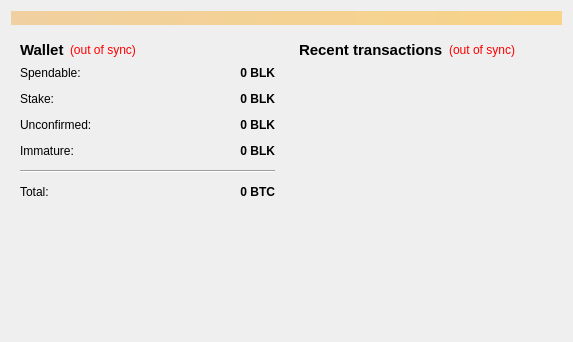
First picture: the form in src/qt/forms/overviewpage.ui, repository batjorge/batjorge-test, before the edit.
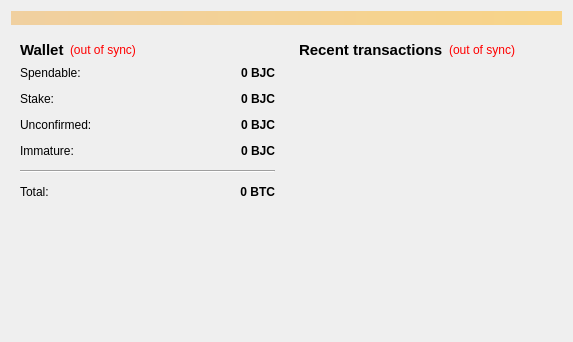
Second picture: the form after the edit.

```diff
--- a/src/qt/forms/overviewpage.ui
+++ b/src/qt/forms/overviewpage.ui
@@ -118,7 +118,7 @@
                <string>Your current spendable balance</string>
               </property>
               <property name="text">
-               <string notr="true">0 BLK</string>
+               <string notr="true">0 BJC</string>
               </property>
               <property name="alignment">
                <set>Qt::AlignRight|Qt::AlignTrailing|Qt::AlignVCenter</set>
@@ -150,7 +150,7 @@
                <string>Total of coins that was staked, and do not yet count toward the current balance</string>
               </property>
               <property name="text">
-               <string notr="true">0 BLK</string>
+               <string notr="true">0 BJC</string>
               </property>
               <property name="alignment">
                <set>Qt::AlignRight|Qt::AlignTrailing|Qt::AlignVCenter</set>
@@ -182,7 +182,7 @@
                <string>Total of transactions that have yet to be confirmed, and do not yet count toward the current balance</string>
               </property>
               <property name="text">
-               <string notr="true">0 BLK</string>
+               <string notr="true">0 BJC</string>
               </property>
               <property name="alignment">
                <set>Qt::AlignRight|Qt::AlignTrailing|Qt::AlignVCenter</set>
@@ -211,7 +211,7 @@
                <string>Mined balance that has not yet matured</string>
               </property>
               <property name="text">
-               <string notr="true">0 BLK</string>
+               <string notr="true">0 BJC</string>
               </property>
               <property name="alignment">
                <set>Qt::AlignRight|Qt::AlignTrailing|Qt::AlignVCenter</set>
```
